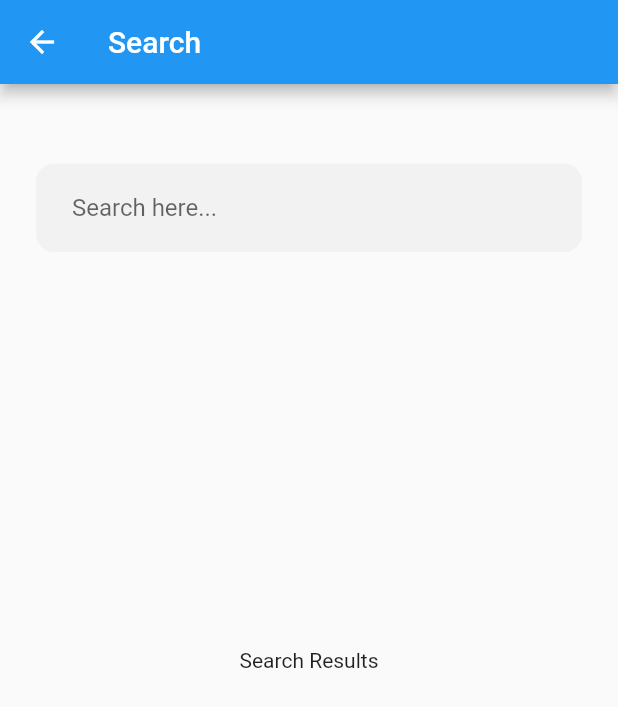
After one commit to PheakdeyArn/mad-weather, a Flutter app: the SearchTab screen opened directly, on a phone screen of 412 x 824 dp. The commit adds this screen. Shown: the top 707 px of the screen. Run offline on Flutter 3.47's test engine with Material 2 defaults, Android fonts, the phone set to English and light mode, and no system bars; our stand-ins replace bottom_navy_bar.

Commit message:
feat(search): Create search city screens

```diff
--- a/lib/navigations/buttom_navigations.dart
+++ b/lib/navigations/buttom_navigations.dart
@@ -6,6 +6,7 @@ import '../utils/colors.dart';
 import '../screens/home.dart';
 import '../screens/location.dart';
 import '../screens/currentWeather.dart';
+import '../screens/search_screen.dart';
 import '../models/location.dart';
 
 
@@ -31,7 +32,8 @@ class _BottomBarState extends State<BottomNavigation> {
   final taps = [
     Home(),
     LocationScreens(),
-    TestCurrent(),
+    // TestCurrent(),
+    SearchTab(),
   ];
 
   @override
@@ -64,11 +66,19 @@ class _BottomBarState extends State<BottomNavigation> {
             inactiveColor: primaryColor
         ),
 
+        // BottomNavyBarItem(
+        //     icon: Container(
+        //         child: Icon(Icons.wb_cloudy_sharp)
+        //     ),
+        //     title: Text('Current'),
+        //     activeColor: secondaryColor,
+        //     inactiveColor: primaryColor
+        // ),
         BottomNavyBarItem(
             icon: Container(
-                child: Icon(Icons.wb_cloudy_sharp)
+                child: Icon(Icons.search)
             ),
-            title: Text('Current'),
+            title: Text('Search'),
             activeColor: secondaryColor,
             inactiveColor: primaryColor
         ),
--- a/lib/screens/currentWeather.dart
+++ b/lib/screens/currentWeather.dart
@@ -6,6 +6,7 @@ import '../models/weather.dart';
 
 import 'package:http/http.dart' as http;
 import '../utils/constants.dart';
+import '../utils/colors.dart';
 import '../utils/extensions.dart';
 
 import '../models/daily.dart';
@@ -273,7 +274,7 @@ class _CurrentWeatherState extends State<CurrentWeather> {
         margin: const EdgeInsets.all(15.0),
         height: 160.0,
         decoration: const BoxDecoration(
-            color: Colors.indigoAccent,
+            color: Colors.lightBlueAccent,
             borderRadius: BorderRadius.all(Radius.circular(20))),
       ),
       ClipPath(
@@ -283,7 +284,7 @@ class _CurrentWeatherState extends State<CurrentWeather> {
               margin: const EdgeInsets.all(15.0),
               height: 160.0,
               decoration: BoxDecoration(
-                  color: Colors.indigoAccent[400],
+                  color: Colors.lightBlue,
                   borderRadius: const BorderRadius.all(Radius.circular(20))))),
       Container(
           padding: const EdgeInsets.all(15.0),
--- /dev/null
+++ b/lib/screens/search_screen.dart
@@ -0,0 +1,190 @@
+import 'package:flutter/material.dart';
+import 'dart:convert';
+import '../widgets/search.dart';
+import '../utils/colors.dart';
+
+import 'package:intl/intl.dart';
+import 'package:http/http.dart' as http;
+
+
+import '../models/location.dart';
+import '../models/weather.dart';
+import '../utils/constants.dart';
+import '../screens/currentWeather.dart';
+
+
+class SearchTab extends StatefulWidget {
+  const SearchTab({Key? key}) : super(key: key);
+
+  @override
+  _SearchTabState createState() => _SearchTabState();
+}
+
+class _SearchTabState extends State<SearchTab> {
+  // FirebaseServices _firebaseServices = FirebaseServices();
+  String _searchString = "";
+
+  @override
+  Widget build(BuildContext context) {
+
+    return Scaffold(
+      appBar: AppBar(
+        title:  Text("Search"),
+      ),
+      body: Container(
+        child: Stack(
+          children: [
+            if (_searchString.isEmpty)
+              Center(
+                child: Container(
+                  child: const Text(
+                    "Search Results",
+                    // style: Constants.regularDarkText,
+                  ),
+                ),
+              )
+            else
+              FutureBuilder(
+
+                future: getSearchCity(_searchString),
+                builder: (context, AsyncSnapshot<Location?> snapshot) {
+                  // Location? hsha;
+
+                  if (snapshot.hasError) {
+                    return Scaffold(
+                      body: Center(
+                        child: Text("Error: ${snapshot.error}"),
+                      ),
+                    );
+                  }
+
+                  // Collection Data ready to display
+                  if (snapshot.connectionState == ConnectionState.done) {
+                    // Display the data inside a list view
+
+                    // print("++++++++++++++++");
+                    // print(snapshot);
+                    //
+                    // hsha = snapshot.data;
+
+                    if (snapshot.data != null){
+                      return ListView(
+                          padding: const EdgeInsets.only(
+                            top: 128.0,
+                            bottom: 12.0,
+                          ),
+                          children: [
+                            cityCard(snapshot.data!),
+                          ]
+                      );
+                    } else {
+                      return const Text("Error to fetch data");
+                    }
+
+                  }
+
+                  // Loading State
+                  return const Scaffold(
+                    body: Center(
+                      child: CircularProgressIndicator(),
+                    ),
+                  );
+                },
+              ),
+            Padding(
+              padding: const EdgeInsets.only(
+                top: 45.0,
+              ),
+              child: CustomInput(
+                hintText: "Search here...",
+                onSubmitted: (value) {
+                  setState(() {
+                    _searchString = value.toLowerCase();
+                  });
+                },
+              ),
+            ),
+          ],
+        ),
+      ),
+    );
+  }
+
+  Widget cityCard (Location location){
+    return GestureDetector(
+      onTap: () {
+        // print('Clicked Locations: ${location.city}');
+        Navigator.push(context, MaterialPageRoute(builder: (context) => CurrentWeather([location], context)));
+      },
+      child: Padding(
+        padding: EdgeInsets.only(bottom: 5),
+        child: Card(
+          shadowColor: secondaryColor,
+          elevation: 3,
+          shape: RoundedRectangleBorder(borderRadius: BorderRadius.circular(10)),
+          child: SizedBox(
+            width: 300,
+            height: 100,
+            child: Padding(
+              padding: EdgeInsets.all(10),
+              child: Row(
+                children: [
+                  // Image.asset('assets/images/img_note.png'),
+                  Padding(
+                    padding: EdgeInsets.only(left: 10, top: 20),
+                    child:  Column(
+                      crossAxisAlignment: CrossAxisAlignment.start,
+                      children: [
+                        Row(
+                          children: [
+                            SizedBox(
+                              width: 150,
+                              child: Text(location.city, overflow: TextOverflow.ellipsis, style: TextStyle(fontSize: 19, fontWeight: FontWeight.bold)),
+                            ),
+                            SizedBox(width: 10,),
+                            // Icon(Icons.favorite, color: Cus_Color.secondary_color, size: 25,),
+                          ],
+                        ),
+                        SizedBox(height: 3,),
+                        Row(
+                          children: [
+                            Text("Latitude: ${location.lat}", style: TextStyle(fontSize: 14)),
+                            const SizedBox(width: 10,),
+                            Text("Longitude: ${location.lon}", style: TextStyle(fontSize: 14)),
+                            const SizedBox(width: 10,),
+                            Text("Country: ${location.country}", style: TextStyle(fontSize: 14)),
+                          ],
+                        )
+                      ],
+                    ),
+                  ),
+                ],
+              ),
+            ),
+          ),
+        ),
+      ),
+    );
+  }
+}
+
+Future<Location?> getSearchCity(String location) async {
+  Weather? weather;
+  String city= location;
+
+  Location? getLocation;
+
+  String currentWeatherUrl = "$openWeatherUrl?q=$city&appid=$apiKey";
+
+  Uri url = Uri.parse(currentWeatherUrl);
+  final response = await http.get(url);
+
+  if (response.statusCode == 200) {
+    weather = Weather.fromJson(jsonDecode(response.body));
+    getLocation = Location.fromJson(jsonDecode(response.body));
+
+    print("Body: ${response.body}");
+  }
+
+  return getLocation;
+}
--- /dev/null
+++ b/lib/widgets/search.dart
@@ -0,0 +1,53 @@
+// import 'package:a_commerce/constants.dart';
+import 'package:flutter/material.dart';
+
+class CustomInput extends StatelessWidget {
+  final String? hintText;
+  final Function(String)? onChanged;
+  final Function(String)? onSubmitted;
+  final FocusNode? focusNode;
+  final TextInputAction? textInputAction;
+  bool? isPasswordField;
+
+  CustomInput({
+    this.hintText,
+    this.onChanged,
+    this.onSubmitted,
+    this.focusNode,
+    this.textInputAction,
+    this.isPasswordField
+  });
+
+  @override
+  Widget build(BuildContext context) {
+
+    bool _isPasswordField = isPasswordField ?? false;
+
+    return Container(
+      margin: EdgeInsets.symmetric(
+        vertical: 8.0,
+        horizontal: 24.0,
+      ),
+      decoration: BoxDecoration(
+          color: Color(0xFFF2F2F2),
+          borderRadius: BorderRadius.circular(12.0)
+      ),
+      child: TextField(
+        obscureText: _isPasswordField,
+        focusNode: focusNode,
+        onChanged: onChanged,
+        onSubmitted: onSubmitted,
+        textInputAction: textInputAction,
+        decoration: InputDecoration(
+            border: InputBorder.none,
+            hintText: hintText ?? "Hint Text...",
+            contentPadding: EdgeInsets.symmetric(
+              horizontal: 24.0,
+              vertical: 20.0,
+            )
+        ),
+        // style: Constants.regularDarkText,
+      ),
+    );
+  }
+}
```
Also changed, not shown: lib/models/location.dart (+9 -0 lines).
